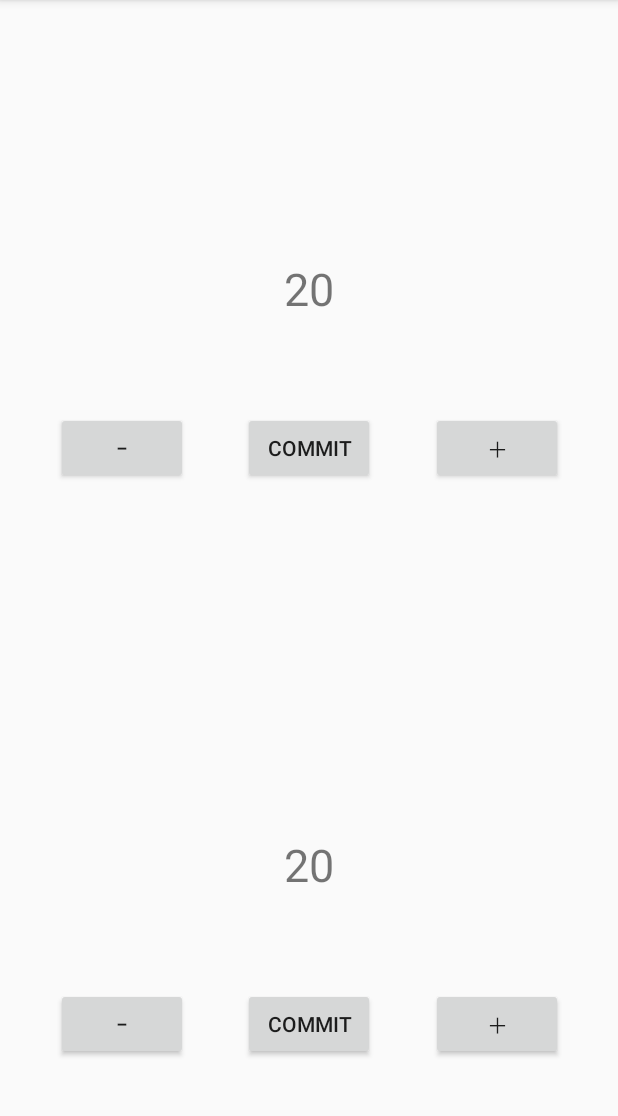
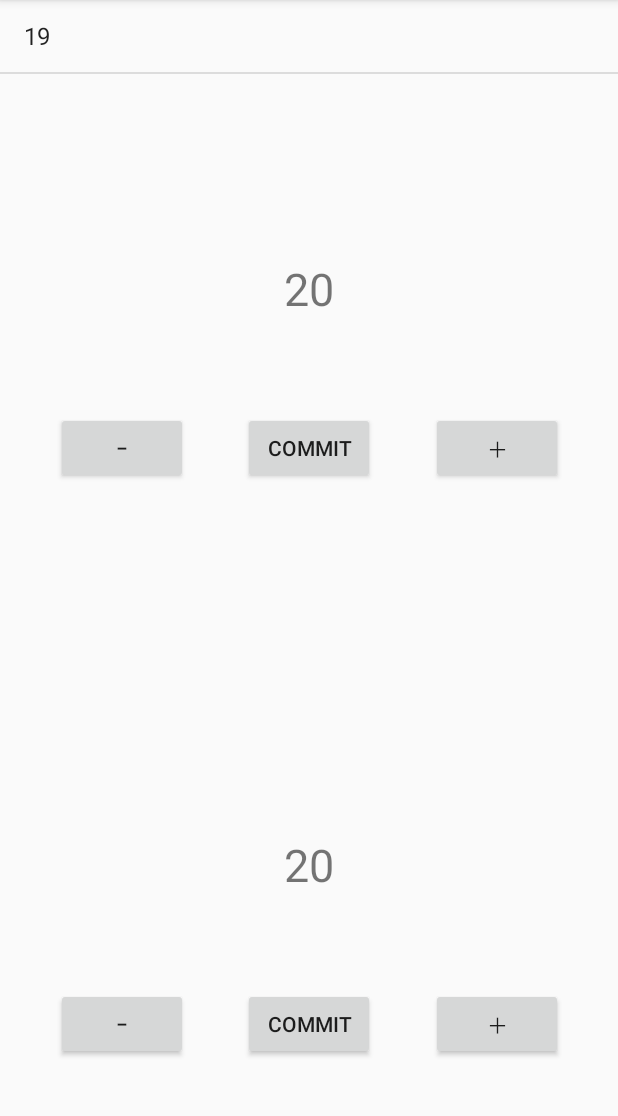
Before and after one commit to senooken/MTGCounter, an Android app: the screen it shows after launch (MainActivity), after a tap on an icon or button, on a phone screen of 412 x 824 dp, the part 84-1200 px from its top. Run offline under Robolectric (Android 15) with nearby library versions, the phone set to English and light mode, and no system bars; 2 other taps on this screen came first.

Commit message:
Add minimum history feature

```diff
--- a/app/src/main/java/jp/senooken/android/mtgcounter/MainActivity.java
+++ b/app/src/main/java/jp/senooken/android/mtgcounter/MainActivity.java
@@ -4,16 +4,29 @@ import androidx.appcompat.app.AppCompatActivity;
 
 import android.os.Bundle;
 import android.view.View;
+import android.widget.ArrayAdapter;
+import android.widget.ListView;
 import android.widget.TextView;
+
+import java.util.ArrayList;
 
 public class MainActivity extends AppCompatActivity {
     private int life1_ = 20;
+    private ArrayAdapter<String> adapter1_;
     private int life2_ = 20;
+    private ArrayAdapter<String> adapter2_;
 
     @Override
     protected void onCreate(Bundle savedInstanceState) {
         super.onCreate(savedInstanceState);
         setContentView(R.layout.activity_main);
+
+        adapter1_ = new ArrayAdapter<>(this, android.R.layout.simple_list_item_1, new ArrayList<String>());
+        ListView history1 = findViewById(R.id.history1);
+        history1.setAdapter(adapter1_);
+        adapter2_ = new ArrayAdapter<>(this, android.R.layout.simple_list_item_1, new ArrayList<String>());
+        ListView history2 = findViewById(R.id.history2);
+        history2.setAdapter(adapter2_);
     }
 
     public void onPlusButton1Click(View view) {
@@ -26,6 +39,9 @@ public class MainActivity extends AppCompatActivity {
         TextView life = findViewById(R.id.life1);
         life.setText(String.valueOf(life1_));
     }
+    public void onCommitButton1Click(View view) {
+        adapter1_.add(String.valueOf(life1_));
+    }
 
     public void onPlusButton2Click(View view) {
         ++life2_;
@@ -37,4 +53,7 @@ public class MainActivity extends AppCompatActivity {
         TextView life = findViewById(R.id.life2);
         life.setText(String.valueOf(life2_));
     }
+    public void onCommitButton2Click(View view) {
+        adapter2_.add(String.valueOf(life2_));
+    }
 }
--- a/app/src/main/res/layout/activity_main.xml
+++ b/app/src/main/res/layout/activity_main.xml
@@ -5,6 +5,17 @@
     android:layout_width="match_parent"
     android:layout_height="match_parent"
     tools:context=".MainActivity">
+
+    <ListView
+        android:id="@+id/history1"
+        android:layout_width="0dp"
+        android:layout_height="0dp"
+        app:layout_constraintBottom_toTopOf="@+id/guideline"
+        app:layout_constraintEnd_toEndOf="parent"
+        app:layout_constraintStart_toStartOf="parent"
+        app:layout_constraintTop_toTopOf="parent">
+
+    </ListView>
 
     <TextView
         android:id="@+id/life1"
@@ -33,6 +44,7 @@
         android:id="@+id/button5"
         android:layout_width="wrap_content"
         android:layout_height="wrap_content"
+        android:onClick="onCommitButton1Click"
         android:text="@string/commit"
         app:layout_constraintBottom_toTopOf="@+id/guideline"
         app:layout_constraintEnd_toStartOf="@+id/button2"
@@ -50,6 +62,15 @@
         app:layout_constraintHorizontal_bias="0.5"
         app:layout_constraintStart_toEndOf="@+id/button5"
         app:layout_constraintTop_toBottomOf="@+id/life1" />
+
+    <ListView
+        android:id="@+id/history2"
+        android:layout_width="0dp"
+        android:layout_height="0dp"
+        app:layout_constraintBottom_toBottomOf="parent"
+        app:layout_constraintEnd_toEndOf="parent"
+        app:layout_constraintStart_toStartOf="parent"
+        app:layout_constraintTop_toBottomOf="@+id/history1" />
 
     <TextView
         android:id="@+id/life2"
@@ -78,6 +99,7 @@
         android:id="@+id/button6"
         android:layout_width="wrap_content"
         android:layout_height="wrap_content"
+        android:onClick="onCommitButton2Click"
         android:text="@string/commit"
         app:layout_constraintBottom_toBottomOf="parent"
         app:layout_constraintEnd_toStartOf="@+id/button4"
```
